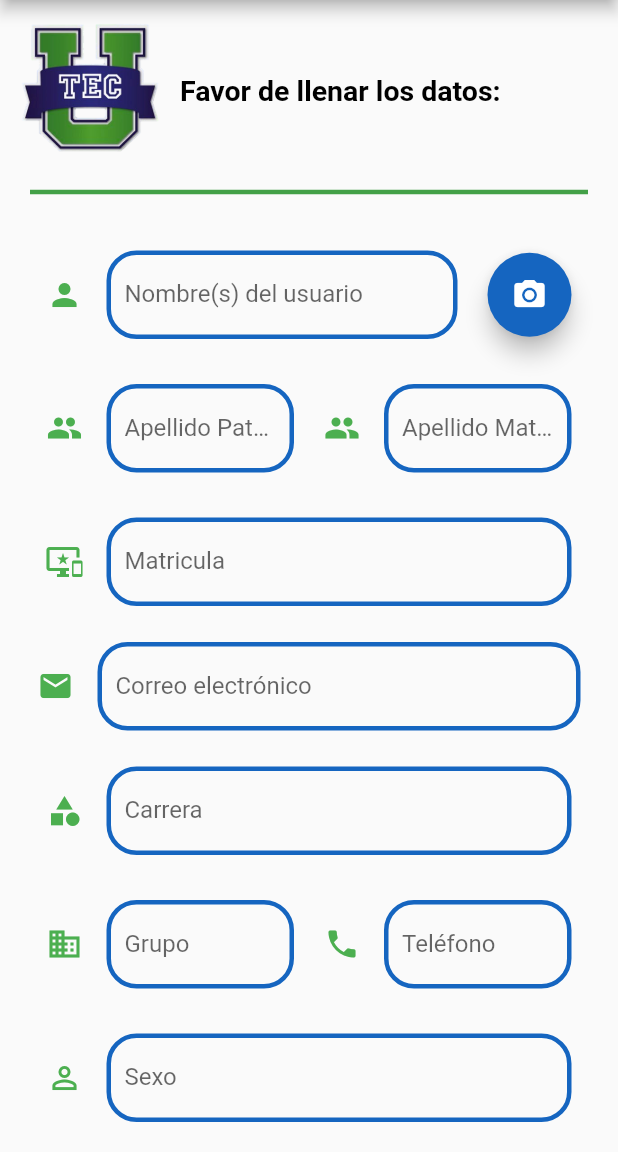
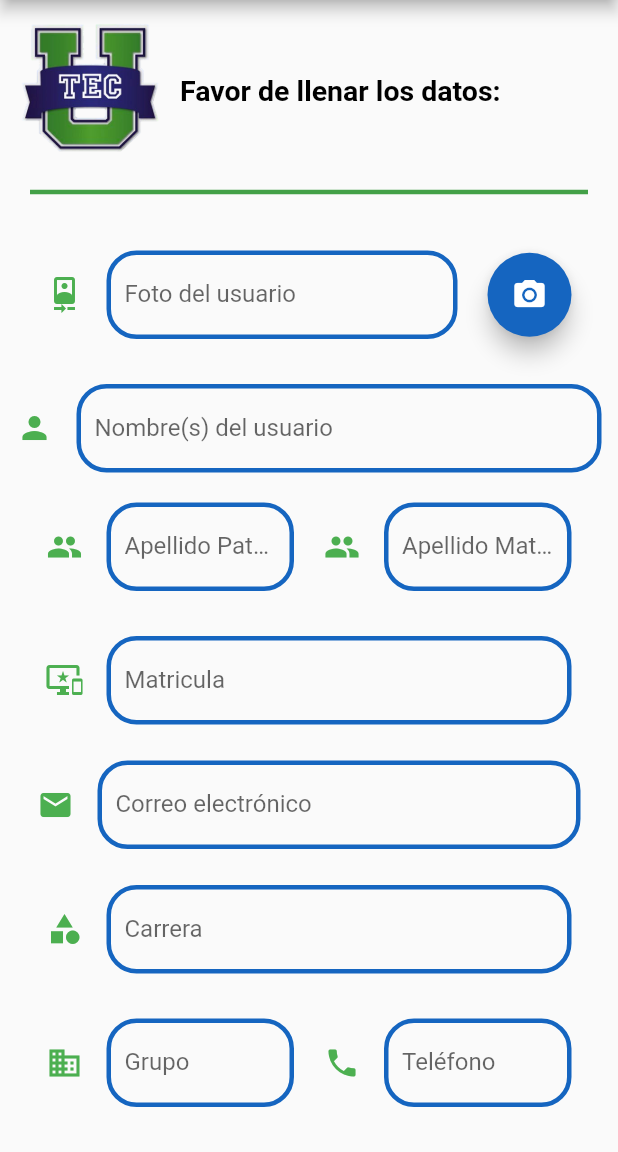
Before and after one commit to lupitaesp/SAES_APP, a Flutter app: the Registro screen opened directly, after a tap on the "camera alt" icon, on a phone screen of 412 x 824 dp, the part 84-1236 px from its top. Run offline on Flutter 3.47's test engine with Material 2 defaults, Android fonts, the phone set to English and light mode, and no system bars; our stand-ins replace image_picker, shared_preferences, shimmer; accounts and stored records are empty.

Commit message:
INGRESA FOTO, FALTA DISEÑO

```diff
--- a/lib/Registrar.dart
+++ b/lib/Registrar.dart
@@ -1,4 +1,6 @@
-class Registro {
+import 'dart:async';
+
+class Registrar {
   String cve_persona;
   String matricula;
   String nombre;
@@ -11,8 +13,9 @@ class Registro {
   String sexo;
   String contrasena;
   String usuario;
+  String foto;
 
-  Registro(
+  Registrar(
       {this.cve_persona,
       this.matricula,
       this.nombre,
@@ -24,11 +27,12 @@ class Registro {
       this.telefono,
       this.sexo,
       this.contrasena,
-      this.usuario});
+      this.usuario,
+      this.foto});
 
   //Patrones de diseño, ventajas de regresar un objeto
-  factory Registro.fromJson(Map<String, dynamic> json) {
-    return Registro(
+  factory Registrar.fromJson(Map<String, dynamic> json) {
+    return Registrar(
         cve_persona: json['cve_persona'] as String,
         matricula: json['matricula'] as String,
         nombre: json['nombre'] as String,
@@ -40,6 +44,7 @@ class Registro {
         telefono: json['telefono'] as String,
         sexo: json['sexo'] as String,
         contrasena: json['contrasena'] as String,
-        usuario: json['usuario'] as String);
+        usuario: json['usuario'] as String,
+        foto: json['foto'] as String);
   }
 }
--- a/lib/ingresar/registro.dart
+++ b/lib/ingresar/registro.dart
@@ -1,7 +1,10 @@
 import 'package:flutter/material.dart';
+import '../convertidor.dart';
 import '../db_operations.dart';
 import 'login_screen.dart';
 import 'package:flutter/cupertino.dart';
+import 'package:path_provider/path_provider.dart';
+import 'package:image_picker/image_picker.dart';
 
 void main() => runApp(new MaterialApp(
       home: new Registro(),
@@ -14,6 +17,7 @@ class Registro extends StatefulWidget {
 
 class HomaPageState extends State<Registro> {
   List<Registro> _Registro;
+  TextEditingController _fotoConroller;
   TextEditingController _matriculaConroller;
   TextEditingController _nombreConroller;
   TextEditingController _apepatConroller;
@@ -27,11 +31,13 @@ class HomaPageState extends State<Registro> {
   TextEditingController _usuarioConroller;
   final formkey = new GlobalKey<FormState>();
   final GlobalKey<ScaffoldState> _scaffoldKey = new GlobalKey<ScaffoldState>();
+  String imagen;
 
   @override
   void initState() {
     super.initState();
     _Registro = [];
+    _fotoConroller = TextEditingController();
     _matriculaConroller = TextEditingController();
     _nombreConroller = TextEditingController();
     _apepatConroller = TextEditingController();
@@ -47,7 +53,8 @@ class HomaPageState extends State<Registro> {
 
   //INSERT DATA
   _insertData() {
-    if (_matriculaConroller.text.isEmpty ||
+    if (_fotoConroller.text.isEmpty ||
+        _matriculaConroller.text.isEmpty ||
         _nombreConroller.text.isEmpty ||
         _apepatConroller.text.isEmpty ||
         _apematConroller.text.isEmpty ||
@@ -73,9 +80,11 @@ class HomaPageState extends State<Registro> {
             _telefonoConroller.text,
             _sexoConroller.text,
             _contrasenaConroller.text,
-            _usuarioConroller.text)
+            _usuarioConroller.text,
+            imagen)
         .then((result) {
       if ('sucess' == result) {
+        _fotoConroller.text = "";
         _matriculaConroller.text = "";
         _nombreConroller.text = "";
         _apepatConroller.text = "";
@@ -94,6 +103,7 @@ class HomaPageState extends State<Registro> {
 
   //CLEAR TEXTFIELD VALUES
   _clearValues() {
+    _fotoConroller.text = "";
     _matriculaConroller.text = "";
     _nombreConroller.text = "";
     _apepatConroller.text = "";
@@ -111,8 +121,7 @@ class HomaPageState extends State<Registro> {
     final form = formkey.currentState;
     if (form.validate()) {
       print('form is valid');
-      _showScaffold(
-             "DATOS REGISTRADOS!");
+      _showScaffold("DATOS REGISTRADOS!");
       _insertData();
       _clearValues();
     } else {
@@ -125,6 +134,21 @@ class HomaPageState extends State<Registro> {
       content: Text(message),
       backgroundColor: Colors.indigo,
     ));
+  }
+
+  //Metodo para imagen
+  pickImagefromGallery() {
+    ImagePicker.pickImage(source: ImageSource.gallery).then((imgFile) {
+      String imgString = Convertir.base64String(imgFile.readAsBytesSync());
+      // Photo photo = Photo(null,imgString);
+      //bdHelper.insert(photo);
+      //fotos();
+      imagen = imgString;
+      //Funciona para la obtencion de imagen ya sea galeria o camera
+      //Navigator.of(context).pop();
+      _fotoConroller.text = "Campo lleno";
+      return imagen;
+    });
   }
 
   @override
@@ -181,7 +205,6 @@ class HomaPageState extends State<Registro> {
             padding: const EdgeInsets.all(1),
             child: Form(
               key: formkey, // that should work just fine
-
               child: SingleChildScrollView(
                 child: Column(
                   children: <Widget>[
@@ -195,6 +218,48 @@ class HomaPageState extends State<Registro> {
                               child: Container(
                             margin: EdgeInsets.only(right: 20.0, left: 20.0),
                             //NOMBRE
+                            child: TextFormField(
+                                validator: (val) => val.length == 0
+                                    ? 'Debes subir una imagen'
+                                    : null,
+                                controller: _fotoConroller,
+                                decoration: InputDecoration(
+                          icon: Icon(Icons.camera_front, color: Colors.green),
+                          labelText: 'Foto del usuario',
+                          hintStyle: TextStyle(
+                              fontWeight: FontWeight.bold, fontSize: 20),
+                          enabledBorder: OutlineInputBorder(
+                            borderRadius: BorderRadius.circular(20),
+                            borderSide: BorderSide(
+                              color: Colors.blue[800],
+                              width: 3,
+                            ),
+                          ),
+                          border: OutlineInputBorder(
+                            borderRadius: BorderRadius.circular(30),
+                            borderSide: BorderSide(
+                              color: Colors.blue[500],
+                              width: 3,
+                            ),
+                          ),
+                        ),
+                               ),
+                          )),
+                          Container(
+                            margin: EdgeInsets.only(right: 20.0, left: 0),
+                            child: FloatingActionButton(
+                              backgroundColor: Colors.blue[800],
+                              onPressed: pickImagefromGallery,
+                              child: Icon(Icons.camera_alt),
+                            ),
+                          ),
+                        ],
+                      ),
+                    ),
+                    SizedBox(height: 10),
+                    Padding(
+                      padding: const EdgeInsets.all(10.0),
+                      child: Container(
                         child: TextFormField(
                           validator: (valor) => valor.length < 3
                               ? 'No se puede dejar el nombre vacío'
@@ -222,19 +287,8 @@ class HomaPageState extends State<Registro> {
                             ),
                           ),
                         ),
-                          )),
-                          Container(
-                            margin: EdgeInsets.only(right: 20.0, left: 0),
-                            child: FloatingActionButton(
-                              backgroundColor: Colors.blue[800],
-                              onPressed: () {},
-                              child: Icon(Icons.camera_alt),
                       ),
                     ),
-                        ],
-                      ),
-                    ),
-                    SizedBox(height: 10),
                     Padding(
                       //APELLIDO PATERNO DE USUARIO
                       padding: const EdgeInsets.all(10.0),
@@ -634,9 +688,7 @@ class HomaPageState extends State<Registro> {
                     Column(
                       children: <Widget>[
                         MaterialButton(
-                          onPressed:
-                            validateAndSave,
-
+                          onPressed: validateAndSave,
                           child: InkWell(
                             child: Container(
                               height: 45,
```
Also changed, not shown: lib/convertidor.dart (added, +25 -0 lines), lib/db_operations.dart (+10 -7 lines). Lines whose indentation alone changed are shown as unchanged.
